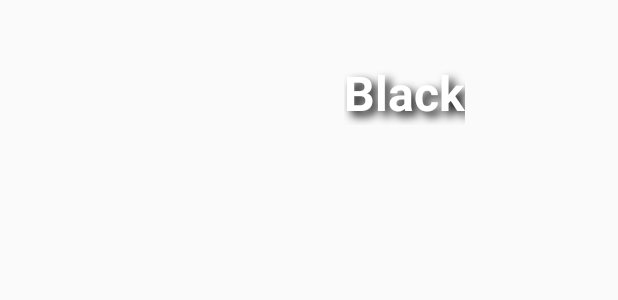
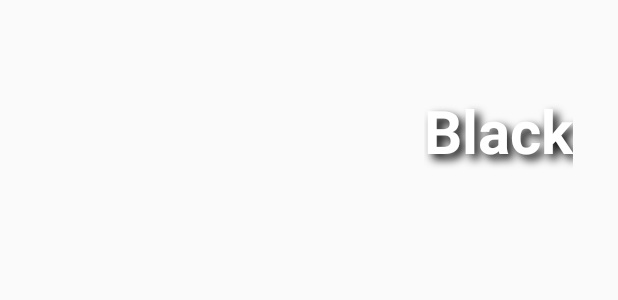
Before and after one commit to 1ou/guess-the-race-clean, an Android app: the layout swipe_black_msg_view.xml on its own in the app's theme, with its tools: preview values and no code run, on a phone screen of 412 x 824 dp. Shown: the top 300 px of the screen. Run offline under Robolectric (Android 15) with nearby library versions, the phone set to English and light mode, and no system bars.

Commit message:
fixes under release

```diff
--- a/app/src/main/java/skubyev/anton/guesstherace/App.java
+++ b/app/src/main/java/skubyev/anton/guesstherace/App.java
@@ -67,8 +67,7 @@ public class App extends MultiDexApplication {
 
     private void initCalligraphy() {
         CalligraphyConfig.initDefault((new Builder())
-                .setDefaultFontPath(this.getString(R.string.font_main_regular))
-                .setFontAttrId(R.string.font_main_medium)
+                .setFontAttrId(R.string.font_path)
                 .build()
         );
     }
--- a/app/src/main/java/skubyev/anton/guesstherace/model/data/database/PersistentDatabase.kt
+++ b/app/src/main/java/skubyev/anton/guesstherace/model/data/database/PersistentDatabase.kt
@@ -11,7 +11,7 @@ import skubyev.anton.guesstherace.model.data.storage.Image
 import javax.inject.Inject
 import kotlin.reflect.KClass
 
-open class PersistentDatabase<T : Any> @Inject constructor(val type: KClass<T>, val store: KotlinReactiveEntityStore<T>) : Database<T> {
+open class PersistentDatabase<T : Any> @Inject constructor(val type: KClass<T>, private val store: KotlinReactiveEntityStore<T>) : Database<T> {
 
     override fun addResult(item: T): Completable = store.insert(item).toCompletable()
 
@@ -27,6 +27,8 @@ open class PersistentDatabase<T : Any> @Inject constructor(val type: KClass<T>,
 
     override fun getFirstElement(): Single<T> = (store select type).limit(1).get().observable().firstOrError()
 
+    fun getSize(): Int = (store select type).get().count()
+
     // Cache
     fun findByCache(str: String): Single<T> = (store select type).where(Cache::name eq str).get().observable().firstOrError()
 
@@ -40,5 +42,4 @@ open class PersistentDatabase<T : Any> @Inject constructor(val type: KClass<T>,
             .get()
             .observable()
             .firstOrError()
-
 }
--- a/app/src/main/java/skubyev/anton/guesstherace/model/data/storage/WatchedImage.kt
+++ b/app/src/main/java/skubyev/anton/guesstherace/model/data/storage/WatchedImage.kt
@@ -1,9 +1,11 @@
 package skubyev.anton.guesstherace.model.data.storage
 
 import io.requery.Entity
+import io.requery.Key
 import io.requery.Persistable
 
 @Entity
-data class WatchedImage constructor(
+interface WatchedImage: Persistable {
+        @get:Key
         var idImage: Int
-) : Persistable
+}
--- a/app/src/main/java/skubyev/anton/guesstherace/model/repository/images/ImagesRepository.kt
+++ b/app/src/main/java/skubyev/anton/guesstherace/model/repository/images/ImagesRepository.kt
@@ -19,7 +19,9 @@ class ImagesRepository @Inject constructor(
         private val schedulers: SchedulersProvider,
         private val mapper: ImageMapper
 ) {
-    private val expirationTime: Long = 1000 * 60 * 60 * 24 // 24 h
+    private val expirationTime: Long = 1000 * 60 * 60 * 12 // 12 h
+
+    fun getImagesSize() = database.getSize()
 
     fun getImage(watchedImages: List<Int>) = cache.findByCache(database.type.toString())
             .flatMap { cache ->
--- a/app/src/main/java/skubyev/anton/guesstherace/presentation/home/HomeView.kt
+++ b/app/src/main/java/skubyev/anton/guesstherace/presentation/home/HomeView.kt
@@ -14,6 +14,9 @@ interface HomeView : MvpView {
     fun showNotifications(count: Int)
 
     @StateStrategyType(SkipStrategy::class)
+    fun showImagesOverInfo()
+
+    @StateStrategyType(SkipStrategy::class)
     fun showAnswer(url: String, state: Boolean)
 
     @StateStrategyType(OneExecutionStateStrategy::class)
--- a/app/src/main/res/layout/fragment_home.xml
+++ b/app/src/main/res/layout/fragment_home.xml
@@ -33,7 +33,7 @@
             <TextView
                 android:id="@+id/cart_badge"
                 android:layout_width="20dp"
-                android:layout_height="20dp"
+                android:layout_height="24dp"
                 android:layout_gravity="end|center_vertical"
                 android:background="@drawable/badge_background"
                 android:gravity="center"
@@ -69,9 +69,7 @@
             android:id="@+id/raceImageView"
             android:layout_width="match_parent"
             android:layout_height="match_parent"
-            android:layout_gravity="center">
-
-        </com.mindorks.placeholderview.SwipePlaceHolderView>
+            android:layout_gravity="center" />
 
         <nl.dionsegijn.konfetti.KonfettiView
             android:id="@+id/viewKonfetti"
--- a/app/src/main/res/layout/swipe_black_msg_view.xml
+++ b/app/src/main/res/layout/swipe_black_msg_view.xml
@@ -1,20 +1,21 @@
 <?xml version="1.0" encoding="utf-8"?>
-<LinearLayout
-    xmlns:android="http://schemas.android.com/apk/res/android"
-    android:orientation="vertical"
-    android:layout_width="350dp"
-    android:gravity="right"
-    android:layout_height="425dp">
+<LinearLayout xmlns:android="http://schemas.android.com/apk/res/android"
+    android:layout_width="match_parent"
+    android:layout_height="match_parent"
+    android:gravity="end"
+    android:orientation="vertical">
+
     <TextView
         android:layout_width="wrap_content"
         android:layout_height="wrap_content"
-        android:textSize="32sp"
-        android:textStyle="bold"
-        android:layout_margin="40dp"
+        android:layout_marginEnd="30dp"
+        android:layout_marginTop="60dp"
+        android:shadowColor="@android:color/black"
+        android:shadowDx="5"
+        android:shadowDy="5"
+        android:shadowRadius="7"
+        android:text="@string/black"
         android:textColor="@android:color/white"
-        android:shadowColor="@android:color/black"
-        android:shadowRadius="7"
-        android:shadowDy="5"
-        android:shadowDx="5"
-        android:text="@string/black"/>
+        android:textSize="40sp"
+        android:textStyle="bold" />
 </LinearLayout>
--- a/app/src/main/res/values/strings.xml
+++ b/app/src/main/res/values/strings.xml
@@ -15,6 +15,8 @@
     <string name="white">White</string>
     <string name="you_guessed">You guessed</string>
     <string name="you_not_guessed">You did not guess</string>
+    <string name="images_over_title">Images are over</string>
+    <string name="images_over_text">All images are over. If you want to play again press OK and clear watched images.</string>
 
     <!--Comments screen-->
     <string name="comments_title">Comments</string>
@@ -87,8 +89,10 @@
     <string name="font_main_regular">fonts/OpenSans-Light.ttf</string>
     <string name="font_main_medium">fonts/OpenSans-Regular.ttf</string>
     <string name="font_main_bold">fonts/OpenSans-Bold.ttf</string>
+    <string name="font_path">fonts</string>
 
     <!--Navigation drawer-->
+    <string name="hello_text">Hello, </string>
     <string name="header">Great Deal Compare</string>
     <string name="home_item">Home</string>
     <string name="rating_item">Rating</string>
```
Also changed, not shown: app/src/main/java/skubyev/anton/guesstherace/model/interactor/image/ImageInteractor.kt (renamed from app/src/main/java/skubyev/anton/guesstherace/model/interactor/home/HomeInteractor.kt, +11 -6 lines), app/src/main/java/skubyev/anton/guesstherace/model/mapper/Mappers.kt (+12 -1 lines), app/src/main/java/skubyev/anton/guesstherace/model/repository/watchedimages/WatchedImagesRepository.kt (+5 -3 lines), app/src/main/java/skubyev/anton/guesstherace/presentation/home/HomePresenter.kt (+16 -13 lines), app/src/main/java/skubyev/anton/guesstherace/toothpick/module/ServerModule.kt (+3 -6 lines), app/src/main/java/skubyev/anton/guesstherace/toothpick/provider/DataWatchedImagesProvider.kt (+4 -4 lines), app/src/main/java/skubyev/anton/guesstherace/ui/home/HomeFragment.kt (+27 -4 lines), app/src/main/res/layout/card_view.xml (+3 -7 lines), app/src/main/res/layout/swipe_white_msg_view.xml (+5 -4 lines), app/src/main/assets/fonts/OpenSans-Bold.ttf (added), app/src/main/res/drawable-xxxhdpi/logo.png (added), app/src/main/res/drawable-xxxhdpi/splash_background.jpg (added), 1 other file.
